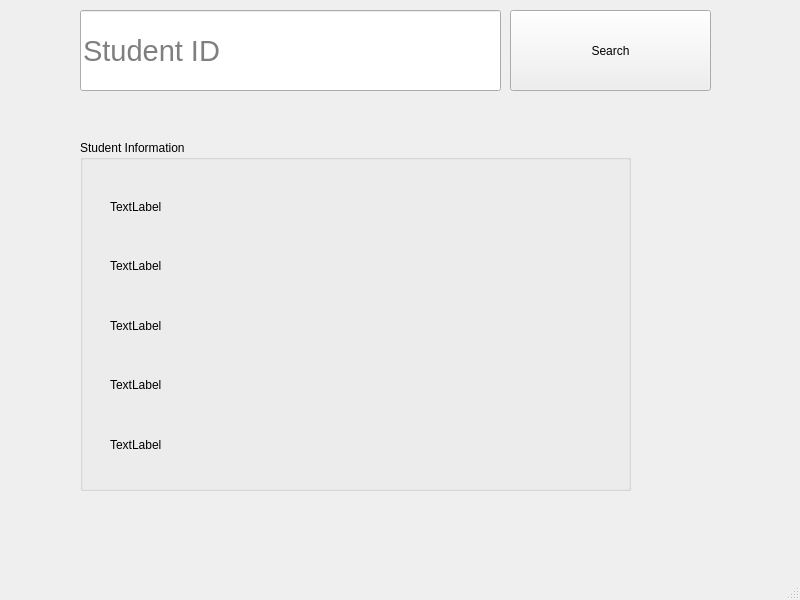
The window that GUI/StudentManagementSystem/viewstudent.ui (AppDevIn/StudentManagement) describes before a commit, drawn with Qt 5.
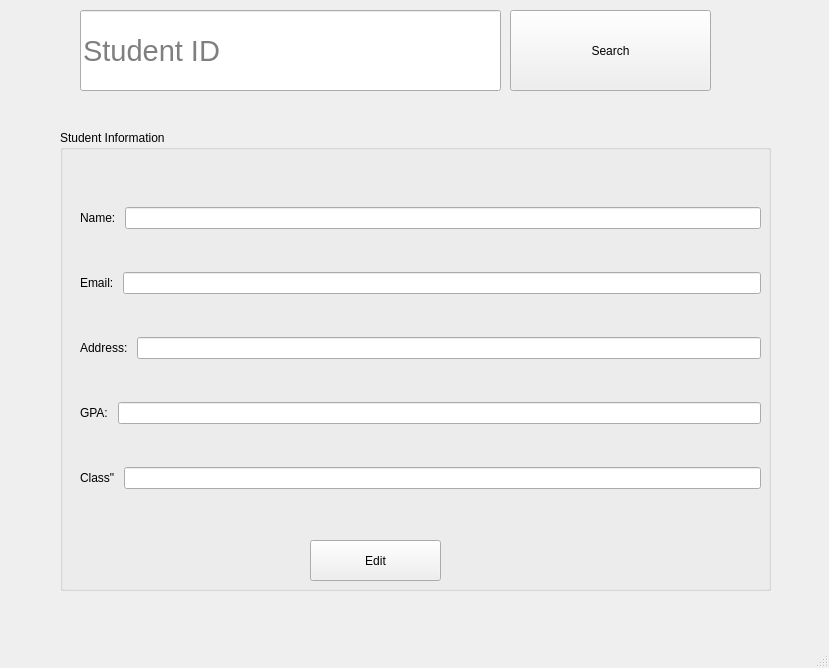
The same window after the commit.

Patch:
```diff
--- a/GUI/StudentManagementSystem/viewstudent.ui
+++ b/GUI/StudentManagementSystem/viewstudent.ui
@@ -6,8 +6,8 @@
    <rect>
     <x>0</x>
     <y>0</y>
-    <width>800</width>
-    <height>600</height>
+    <width>829</width>
+    <height>668</height>
    </rect>
   </property>
   <property name="windowTitle">
@@ -48,61 +48,109 @@
    <widget class="QGroupBox" name="groupBox">
     <property name="geometry">
      <rect>
-      <x>80</x>
-      <y>140</y>
-      <width>551</width>
-      <height>351</height>
+      <x>60</x>
+      <y>130</y>
+      <width>711</width>
+      <height>461</height>
      </rect>
     </property>
     <property name="title">
      <string>Student Information</string>
     </property>
-    <widget class="QWidget" name="layoutWidget">
+    <widget class="QWidget" name="">
      <property name="geometry">
       <rect>
-       <x>30</x>
+       <x>20</x>
        <y>40</y>
-       <width>501</width>
-       <height>291</height>
+       <width>681</width>
+       <height>361</height>
       </rect>
      </property>
-     <layout class="QVBoxLayout" name="verticalLayout">
+     <layout class="QVBoxLayout" name="verticalLayout_2">
+      <item>
+       <layout class="QHBoxLayout" name="horizontalLayout">
       <item>
        <widget class="QLabel" name="label_name">
         <property name="text">
-         <string>TextLabel</string>
+           <string>Name: </string>
         </property>
        </widget>
       </item>
       <item>
-       <widget class="QLabel" name="label_email">
+         <widget class="QLineEdit" name="lineEdit_name"/>
+        </item>
+       </layout>
+      </item>
+      <item>
+       <layout class="QHBoxLayout" name="horizontalLayout_4">
+        <item>
+         <widget class="QLabel" name="label_name_4">
         <property name="text">
-         <string>TextLabel</string>
+           <string>Email: </string>
         </property>
        </widget>
       </item>
       <item>
-       <widget class="QLabel" name="label_address">
+         <widget class="QLineEdit" name="lineEdit_email"/>
+        </item>
+       </layout>
+      </item>
+      <item>
+       <layout class="QHBoxLayout" name="horizontalLayout_7">
+        <item>
+         <widget class="QLabel" name="label_name_7">
         <property name="text">
-         <string>TextLabel</string>
+           <string>Address: </string>
         </property>
        </widget>
       </item>
       <item>
-       <widget class="QLabel" name="label_gpa">
+         <widget class="QLineEdit" name="lineEdit_address"/>
+        </item>
+       </layout>
+      </item>
+      <item>
+       <layout class="QHBoxLayout" name="horizontalLayout_5">
+        <item>
+         <widget class="QLabel" name="label_name_5">
         <property name="text">
-         <string>TextLabel</string>
+           <string>GPA: </string>
         </property>
        </widget>
       </item>
       <item>
-       <widget class="QLabel" name="label_class">
+         <widget class="QLineEdit" name="lineEdit_gpa"/>
+        </item>
+       </layout>
+      </item>
+      <item>
+       <layout class="QHBoxLayout" name="horizontalLayout_6">
+        <item>
+         <widget class="QLabel" name="label_name_6">
         <property name="text">
-         <string>TextLabel</string>
+           <string>Class&quot; </string>
         </property>
        </widget>
       </item>
-     </layout>
+        <item>
+         <widget class="QLineEdit" name="lineEdit_class"/>
+        </item>
+       </layout>
+      </item>
+     </layout>
+    </widget>
+    <widget class="QPushButton" name="pushButton_edit">
+     <property name="geometry">
+      <rect>
+       <x>250</x>
+       <y>410</y>
+       <width>131</width>
+       <height>41</height>
+      </rect>
+     </property>
+     <property name="text">
+      <string>Edit</string>
+     </property>
     </widget>
    </widget>
   </widget>
```
Left out of the diff: 2 changed lines with no effect on the pictures. Lines whose indentation alone changed are shown as unchanged.
